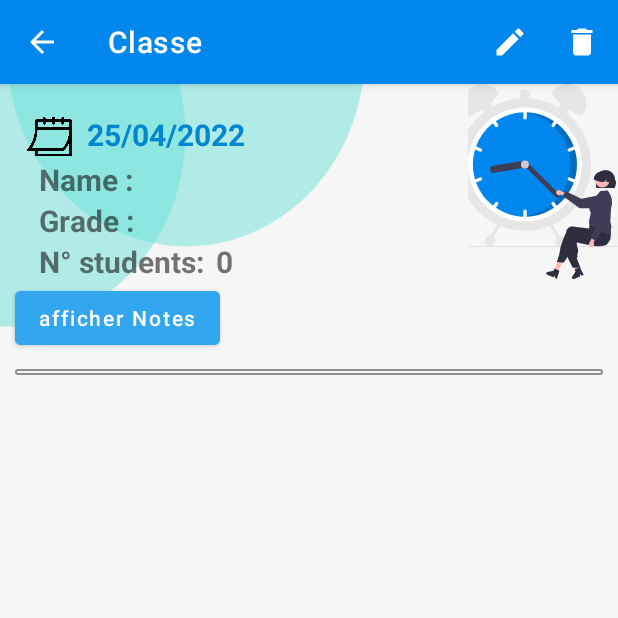
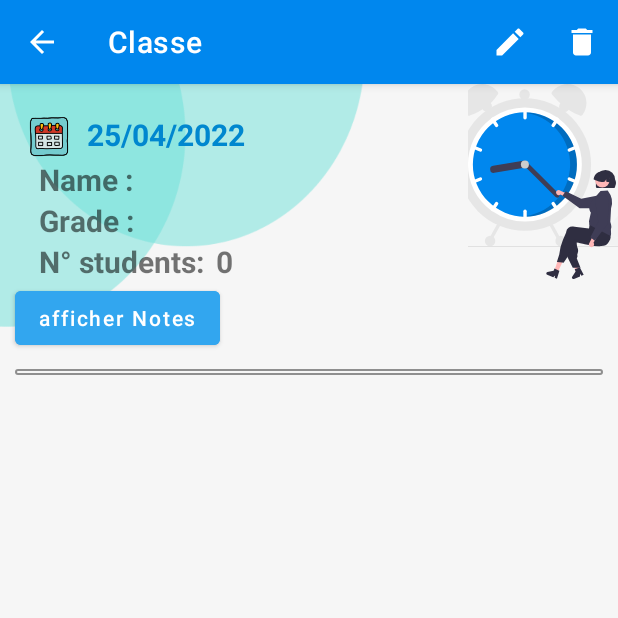
Before and after one commit to zakilebbah/schoolAppManagement, an Android app: the MainClassePage screen opened directly, with no data from a screen before it, on a phone screen of 412 x 824 dp, the top half of it. Run offline under Robolectric (Android 15) with nearby library versions, the light colour scheme and no system bars; our stand-ins replace Room's generated code.

Commit message:
dernier modif

```diff
--- a/app/src/main/res/layout/activity_main_classe_page.xml
+++ b/app/src/main/res/layout/activity_main_classe_page.xml
@@ -54,7 +54,7 @@
                     android:layout_width="30dp"
                     android:layout_height="30dp"
                     android:scaleType="centerCrop"
-                    android:src="@drawable/calendar"
+                    android:src="@drawable/ic_calendar_color"
                     android:layout_marginRight="10dp"/>
 
                 <TextView
```
Also changed, not shown: app/src/main/res/drawable-v24/ic_calendar_color.png (added).
